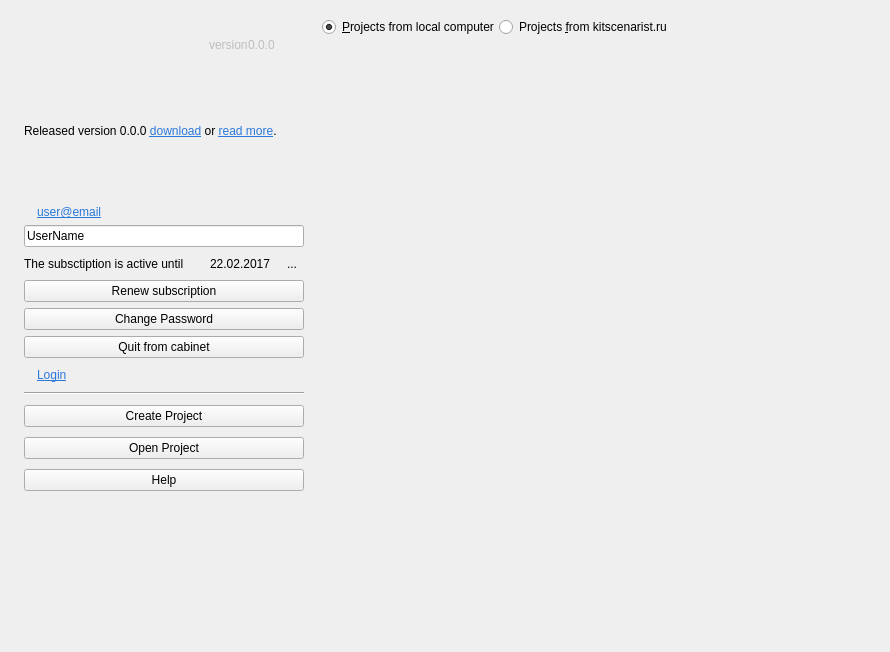
dimkanovikov/KITScenarist, file src/bin/scenarist-desktop/UserInterfaceLayer/StartUp/StartUpView.ui: the form before one commit.
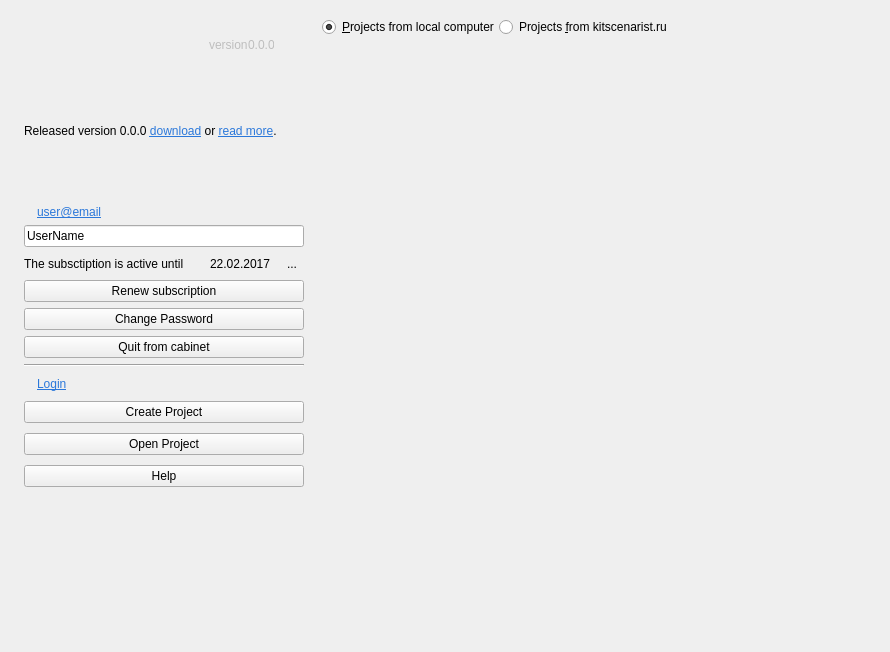
The form after the commit. Icons and pictures are not drawn. Custom widgets are drawn as their Qt base class.

Commit message: Cool slide cabinet

```diff
--- a/src/bin/scenarist-desktop/UserInterfaceLayer/StartUp/StartUpView.ui
+++ b/src/bin/scenarist-desktop/UserInterfaceLayer/StartUp/StartUpView.ui
@@ -477,14 +477,14 @@
                </property>
               </widget>
              </item>
-            </layout>
-           </widget>
-          </item>
-          <item row="4" column="0" colspan="3">
+             <item>
            <widget class="Line" name="line">
             <property name="orientation">
              <enum>Qt::Horizontal</enum>
             </property>
+              </widget>
+             </item>
+            </layout>
            </widget>
           </item>
          </layout>
```
Lines whose indentation alone changed are shown as unchanged. The commit also changes 1 other file.
